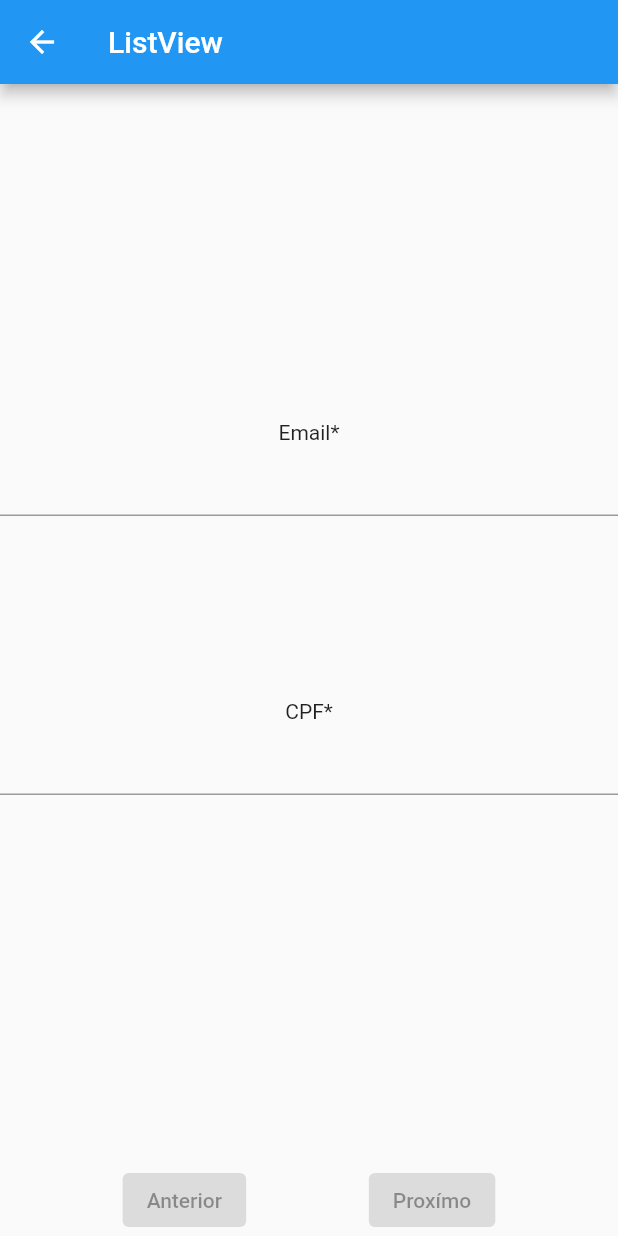
After one commit to werthen-castro/integration_testing, a Flutter app: the screen it shows after launch, after a tap on "ListView", on a phone screen of 412 x 824 dp. The commit adds this screen. Run offline on Flutter 3.47's test engine with Material 2 defaults, Android fonts, the phone set to English and light mode, and no system bars; our stand-ins replace rxdart.

Commit message:
adicionado teste de integraçao do listview

```diff
--- /dev/null
+++ b/lib/app.dart
@@ -0,0 +1,15 @@
+import 'package:flutter/material.dart';
+
+import 'pages/home.dart';
+
+class MyApp extends StatelessWidget {
+  const MyApp({Key? key}) : super(key: key);
+
+  @override
+  Widget build(BuildContext context) {
+    return const MaterialApp(
+      title: 'Counter App',
+      home: HomePage(),
+    );
+  }
+}
--- /dev/null
+++ b/lib/bloc/controller.dart
@@ -0,0 +1,17 @@
+import 'package:integration_testing/utils/validators.dart';
+import 'package:rxdart/rxdart.dart';
+
+class ControllerBloc with Validators {
+  final _email = BehaviorSubject<String>();
+  get email => _email.stream.transform(validateEmail);
+  get changeEmail => _email.add;
+
+  final _cpf = BehaviorSubject<String>();
+  get cpf => _cpf.stream.transform(validCPF);
+  get changeCPF => _cpf.add;
+
+  get validForm => CombineLatestStream(
+        <Stream>[email, cpf],
+        (values) => true,
+      );
+}
--- /dev/null
+++ b/lib/pages/home.dart
@@ -0,0 +1,56 @@
+import 'package:flutter/material.dart';
+
+import 'screen1.dart';
+import 'screen2.dart';
+
+class HomePage extends StatefulWidget {
+  const HomePage({Key? key}) : super(key: key);
+
+  @override
+  _HomePageState createState() => _HomePageState();
+}
+
+class _HomePageState extends State<HomePage> {
+  @override
+  Widget build(BuildContext context) {
+    return Scaffold(
+      appBar: AppBar(
+        title: const Text('teste de integração'),
+      ),
+      body: Center(
+        child: Column(
+          mainAxisAlignment: MainAxisAlignment.center,
+          crossAxisAlignment: CrossAxisAlignment.center,
+          children: [
+            const Text('Teste de integração - aqui'),
+            const SizedBox(
+              height: 100,
+            ),
+            ElevatedButton(
+                key: const Key('ir-listview'),
+                onPressed: () {
+                  Navigator.push(context,
+                      MaterialPageRoute(builder: (context) => const Screen2()));
+                },
+                child: const Text('ListView')),
+            const SizedBox(
+              height: 100,
+            ),
+            ElevatedButton(
+              key: const Key('ir-contator'),
+              onPressed: () {
+                Navigator.push(
+                    context,
+                    MaterialPageRoute(
+                        builder: (context) => const Screen1(
+                              title: '',
+                            )));
+              },
+              child: const Text('Contador'),
+            )
+          ],
+        ),
+      ),
+    );
+  }
+}
--- /dev/null
+++ b/lib/pages/screen2.dart
@@ -0,0 +1,80 @@
+import 'package:flutter/material.dart';
+import 'package:integration_testing/bloc/controller.dart';
+import 'package:integration_testing/widgets/item1.dart';
+import 'package:integration_testing/widgets/item2.dart';
+import 'package:integration_testing/widgets/item3.dart';
+
+class Screen2 extends StatefulWidget {
+  const Screen2({Key? key}) : super(key: key);
+
+  @override
+  _Screen2State createState() => _Screen2State();
+}
+
+class _Screen2State extends State<Screen2> {
+  ControllerBloc controllerBloc = ControllerBloc();
+  final PageController controllerPage = PageController(initialPage: 0);
+
+  @override
+  Widget build(BuildContext context) {
+    return Scaffold(
+        appBar: AppBar(
+          title: const Text('ListView'),
+        ),
+        body: Column(
+          mainAxisAlignment: MainAxisAlignment.center,
+          children: [
+            Expanded(
+              child: PageView(
+                scrollDirection: Axis.horizontal,
+                pageSnapping: true,
+                physics: const BouncingScrollPhysics(),
+                controller: controllerPage,
+                children: <Widget>[
+                  Item1(controller: controllerBloc),
+                  Item2(controller: controllerBloc),
+                  Item3(),
+                ],
+                onPageChanged: (num) {
+                  print("Número da página atual : " + num.toString());
+                },
+              ),
+            ),
+            StreamBuilder<bool>(
+                stream: controllerBloc.validForm,
+                initialData: false,
+                builder: (context, snapshot) {
+                  return Row(
+                    mainAxisAlignment: MainAxisAlignment.spaceEvenly,
+                    children: [
+                      ElevatedButton(
+                          key: const Key('anterior'),
+                          onPressed:
+                              snapshot.data != null && snapshot.data == true
+                                  ? () {
+                                      controllerPage.previousPage(
+                                          duration:
+                                              const Duration(milliseconds: 100),
+                                          curve: Curves.bounceOut);
+                                    }
+                                  : null,
+                          child: const Text('Anterior')),
+                      ElevatedButton(
+                          key: const Key('proximo'),
+                          onPressed:
+                              snapshot.data != null && snapshot.data == true
+                                  ? () {
+                                      controllerPage.nextPage(
+                                          duration:
+                                              const Duration(milliseconds: 100),
+                                          curve: Curves.bounceOut);
+                                    }
+                                  : null,
+                          child: const Text('Proxímo'))
+                    ],
+                  );
+                })
+          ],
+        ));
+  }
+}
--- /dev/null
+++ b/lib/utils/validators.dart
@@ -0,0 +1,36 @@
+import 'dart:async';
+
+class Validators {
+  static final validateRegex = (RegExp regex, String errorMessage) =>
+      StreamTransformer<String, String>.fromHandlers(handleData: (data, sink) {
+        if (regex.hasMatch(data)) {
+          sink.add(data);
+        } else {
+          sink.addError(errorMessage);
+        }
+      });
+
+  static final validateMinLength = (int length, String errorMessage) =>
+      StreamTransformer<String, String>.fromHandlers(handleData: (data, sink) {
+        if (data.length >= length) {
+          sink.add(data);
+        } else {
+          sink.addError(errorMessage);
+        }
+      });
+
+  static final validateEqualLength = (int length, String errorMessage) =>
+      StreamTransformer<String, String>.fromHandlers(handleData: (data, sink) {
+        if (data.length == length) {
+          sink.add(data);
+        } else {
+          sink.addError(errorMessage);
+        }
+      });
+
+  final validateEmail = validateRegex(
+      RegExp(r"^[a-zA-Z0-9._]+@[a-zA-Z0-9]+\.[a-zA-Z]+"),
+      'Endereço de email inválido');
+
+  final validCPF = validateEqualLength(11, 'Digite seu cpf');
+}
--- /dev/null
+++ b/lib/widgets/item1.dart
@@ -0,0 +1,86 @@
+import 'package:flutter/material.dart';
+import 'package:integration_testing/bloc/controller.dart';
+
+class Item1 extends StatefulWidget {
+  ControllerBloc controller;
+  Item1({Key? key, required this.controller}) : super(key: key);
+
+  @override
+  _Item1State createState() => _Item1State();
+}
+
+class _Item1State extends State<Item1> {
+  @override
+  Widget build(BuildContext context) {
+    return Column(
+      mainAxisAlignment: MainAxisAlignment.center,
+      children: [
+        Column(
+          children: [
+            const Text('Email*'),
+            StreamBuilder<String>(
+              stream: widget.controller.email,
+              builder: (context, snapshot) {
+                return Column(
+                  children: <Widget>[
+                    TextField(
+                      key: const Key('email'),
+                      keyboardType: TextInputType.emailAddress,
+                      decoration: InputDecoration(
+                        contentPadding: const EdgeInsets.symmetric(
+                            vertical: 0, horizontal: 20),
+                        hoverColor: Colors.white,
+                        fillColor: Colors.white,
+                        errorText: snapshot.error != null
+                            ? snapshot.error.toString()
+                            : null,
+                      ),
+                      onChanged: widget.controller.changeEmail,
+                    ),
+                    !snapshot.hasError
+                        ? const SizedBox(
+                            height: 22,
+                          )
+                        : Container()
+                  ],
+                );
+              },
+            ),
+            const SizedBox(
+              height: 100,
+            ),
+            const Text('CPF*'),
+            StreamBuilder<String>(
+              stream: widget.controller.cpf,
+              builder: (context, snapshot) {
+                return Column(
+                  children: <Widget>[
+                    TextField(
+                      key: const Key('cpf'),
+                      keyboardType: TextInputType.emailAddress,
+                      decoration: InputDecoration(
+                        contentPadding: const EdgeInsets.symmetric(
+                            vertical: 0, horizontal: 20),
+                        hoverColor: Colors.white,
+                        fillColor: Colors.white,
+                        errorText: snapshot.error != null
+                            ? snapshot.error.toString()
+                            : null,
+                      ),
+                      onChanged: widget.controller.changeCPF,
+                    ),
+                    !snapshot.hasError
+                        ? const SizedBox(
+                            height: 22,
+                          )
+                        : Container()
+                  ],
+                );
+              },
+            ),
+          ],
+        )
+      ],
+    );
+  }
+}
--- a/pubspec.yaml
+++ b/pubspec.yaml
@@ -34,6 +34,7 @@ dependencies:
   # The following adds the Cupertino Icons font to your application.
   # Use with the CupertinoIcons class for iOS style icons.
   cupertino_icons: ^1.0.2
+  rxdart: ^0.27.2
 
 dev_dependencies:
   integration_test:
```
Also changed, not shown: lib/main.dart (+2 -66 lines), lib/pages/screen1.dart (added, +56 -0 lines), lib/widgets/item2.dart (added, +49 -0 lines), lib/widgets/item3.dart (added, +22 -0 lines), 7 other files.
